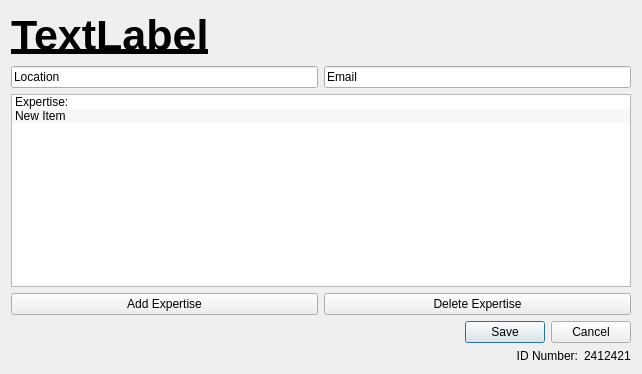
Before: the Qt Designer form EditUser.ui in CDDDJ-A-2015/Project, drawn with Qt 5.
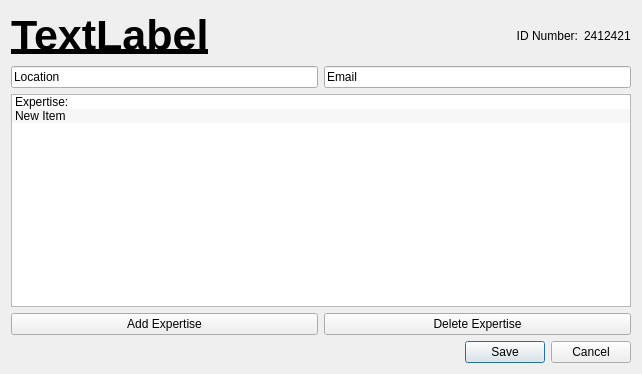
After: the same form once the commit is applied.

```diff
--- a/EditUser.ui
+++ b/EditUser.ui
@@ -15,6 +15,8 @@
   </property>
   <layout class="QVBoxLayout" name="verticalLayout">
    <item>
+    <layout class="QHBoxLayout" name="horizontalLayout_3">
+     <item>
     <widget class="QLabel" name="lName">
      <property name="font">
       <font>
@@ -30,6 +32,34 @@
     </widget>
    </item>
    <item>
+      <widget class="QLabel" name="lDispID">
+       <property name="text">
+        <string>ID Number:</string>
+       </property>
+       <property name="alignment">
+        <set>Qt::AlignRight|Qt::AlignTrailing|Qt::AlignVCenter</set>
+       </property>
+      </widget>
+     </item>
+     <item>
+      <widget class="QLabel" name="lID">
+       <property name="sizePolicy">
+        <sizepolicy hsizetype="Maximum" vsizetype="Preferred">
+         <horstretch>0</horstretch>
+         <verstretch>0</verstretch>
+        </sizepolicy>
+       </property>
+       <property name="text">
+        <string>2412421</string>
+       </property>
+      </widget>
+     </item>
+    </layout>
+   </item>
+   <item>
+    <layout class="QHBoxLayout" name="horizontalLayout_4"/>
+   </item>
+   <item>
     <layout class="QHBoxLayout" name="horizontalLayout">
      <item>
       <widget class="QLineEdit" name="eLocation">
@@ -98,33 +128,6 @@
      </property>
     </widget>
    </item>
-   <item>
-    <layout class="QHBoxLayout" name="horizontalLayout_3">
-     <item>
-      <widget class="QLabel" name="lDispID">
-       <property name="text">
-        <string>ID Number:</string>
-       </property>
-       <property name="alignment">
-        <set>Qt::AlignRight|Qt::AlignTrailing|Qt::AlignVCenter</set>
-       </property>
-      </widget>
-     </item>
-     <item>
-      <widget class="QLabel" name="lID">
-       <property name="sizePolicy">
-        <sizepolicy hsizetype="Maximum" vsizetype="Preferred">
-         <horstretch>0</horstretch>
-         <verstretch>0</verstretch>
-        </sizepolicy>
-       </property>
-       <property name="text">
-        <string>2412421</string>
-       </property>
-      </widget>
-     </item>
-    </layout>
-   </item>
   </layout>
  </widget>
  <resources/>
```
Lines whose indentation alone changed are shown as unchanged.
